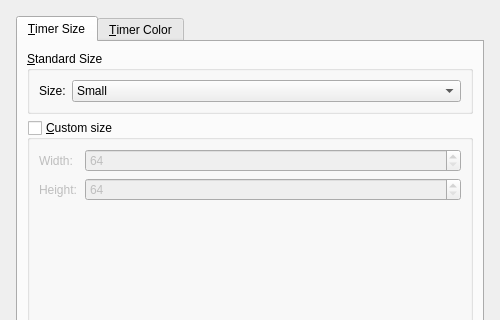
The window that ui/settingswindow.ui (rootlocal/qt-time-tracker) describes before a commit, drawn with Qt 5; both pictures show x 0 to 500 and y 0 to 320 of the 500 by 471 pixel window.
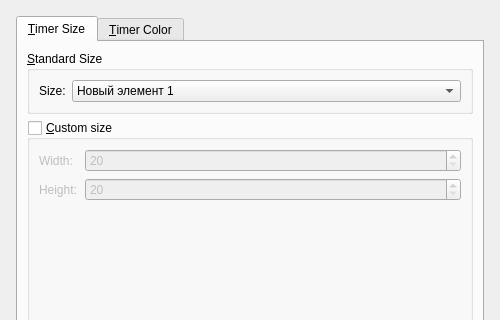
The same window after the commit. Icons and pictures are not drawn.

The edit to the form file:
```diff
--- a/ui/settingswindow.ui
+++ b/ui/settingswindow.ui
@@ -102,10 +102,10 @@
             <item row="0" column="1">
              <widget class="QSpinBox" name="boxWidth">
               <property name="minimum">
-               <number>64</number>
+               <number>20</number>
               </property>
               <property name="maximum">
-               <number>512</number>
+               <number>600</number>
               </property>
              </widget>
             </item>
@@ -131,10 +131,10 @@
             <item row="1" column="1">
              <widget class="QSpinBox" name="boxHeight">
               <property name="minimum">
-               <number>64</number>
+               <number>20</number>
               </property>
               <property name="maximum">
-               <number>512</number>
+               <number>600</number>
               </property>
              </widget>
             </item>
@@ -170,14 +170,17 @@
             <item row="0" column="1">
              <widget class="QComboBox" name="comboBox">
               <property name="sizePolicy">
-               <sizepolicy hsizetype="Expanding" vsizetype="Fixed">
+               <sizepolicy hsizetype="Preferred" vsizetype="Fixed">
                 <horstretch>0</horstretch>
                 <verstretch>0</verstretch>
                </sizepolicy>
               </property>
+              <property name="frame">
+               <bool>true</bool>
+              </property>
               <item>
                <property name="text">
-                <string>Small</string>
+                <string>Новый элемент 1</string>
                </property>
               </item>
               <item>
```
Left out of the diff: 4 changed lines with no effect on the pictures.
